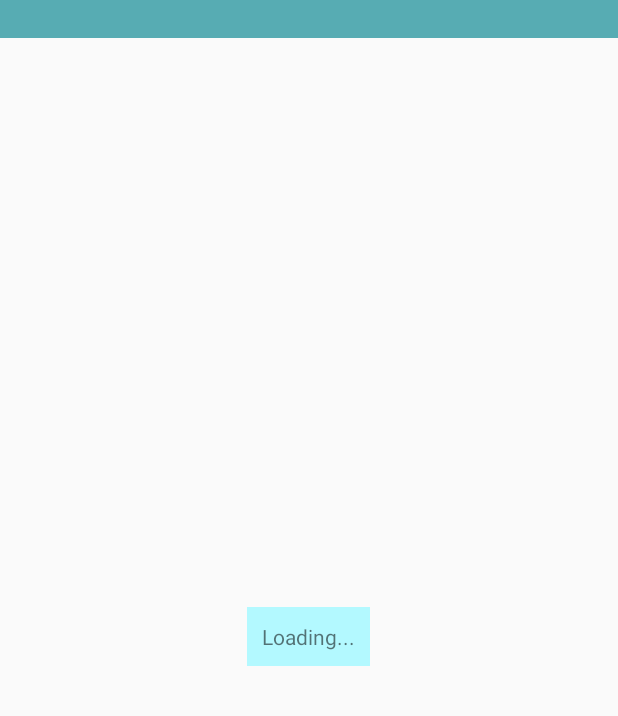
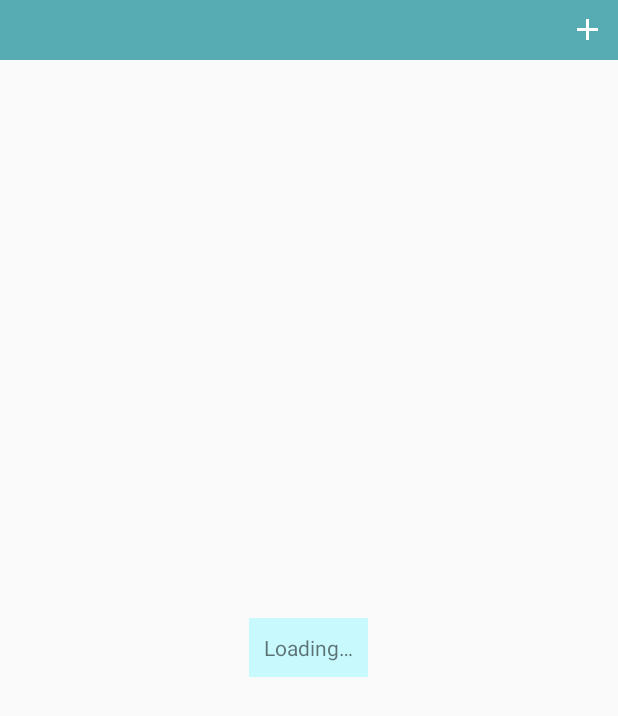
Before and after one commit to Sammy-T/JotNotes, an Android app: the layout jot_notes_widget.xml on its own in the app's theme, with its tools: preview values and no code run, on a phone screen of 412 x 824 dp. Shown: the top 716 px of the screen. Run offline under Robolectric (Android 15) with nearby library versions, the phone set to English and light mode, and no system bars.

Commit message:
Added Widget Preview & Update widgets on delete
Added a Widget Preview image. Widgets update their data when a note is deleted. Switched to transparent hex colors instead of using alpha attribute.

```diff
--- a/app/src/main/AndroidManifest.xml
+++ b/app/src/main/AndroidManifest.xml
@@ -10,12 +10,12 @@
         android:supportsRtl="true"
         android:theme="@style/AppTheme">
         <service
-            android:name=".JotNotesWidgetService"
+            android:name=".widget.JotNotesWidgetService"
             android:permission="android.permission.BIND_REMOTEVIEWS"
             android:enabled="true"
             android:exported="false" />
 
-        <receiver android:name=".JotNotesWidget">
+        <receiver android:name=".widget.JotNotesWidget">
             <intent-filter>
                 <action android:name="android.appwidget.action.APPWIDGET_UPDATE" />
             </intent-filter>
--- a/app/src/main/java/sammyt/jotnotes/JotNotesWidgetService.java
+++ b/app/src/main/java/sammyt/jotnotes/widget/JotNotesWidgetService.java
@@ -1,4 +1,4 @@
-package sammyt.jotnotes;
+package sammyt.jotnotes.widget;
 
 import android.content.Context;
 import android.content.Intent;
@@ -18,6 +18,7 @@ import com.google.firebase.firestore.QuerySnapshot;
 import java.util.ArrayList;
 import java.util.concurrent.ExecutionException;
 
+import sammyt.jotnotes.R;
 import sammyt.jotnotes.data.NoteAdapter;
 
 public class JotNotesWidgetService extends RemoteViewsService {
--- a/app/src/main/res/layout/jot_notes_widget.xml
+++ b/app/src/main/res/layout/jot_notes_widget.xml
@@ -7,18 +7,17 @@
 
     <RelativeLayout
         android:layout_width="match_parent"
-        android:layout_height="25dp"
-        android:alpha="0.65"
-        android:background="@color/colorPrimary">
-        <!-- TODO: Clean up -->
-        <!--<ImageButton-->
-            <!--android:id="@+id/widget_refresh"-->
-            <!--android:layout_width="wrap_content"-->
-            <!--android:layout_height="wrap_content"-->
-            <!--android:layout_alignParentRight="true"-->
-            <!--android:layout_alignParentEnd="true"-->
-            <!--style="@style/Widget.AppCompat.Button.Borderless"-->
-            <!--android:src="@drawable/ic_content_save_white_24dp" />-->
+        android:layout_height="wrap_content"
+        android:background="@color/colorPrimaryTrans">
+        <ImageButton
+            android:id="@+id/widget_add_note"
+            android:layout_width="40dp"
+            android:layout_height="40dp"
+            android:layout_alignParentRight="true"
+            android:layout_alignParentEnd="true"
+            android:contentDescription="@string/add_note"
+            style="@style/Widget.AppCompat.Button.Borderless"
+            android:src="@drawable/ic_plus_white_24dp" />
     </RelativeLayout>
 
     <FrameLayout
@@ -35,8 +34,8 @@
             android:layout_height="wrap_content"
             android:layout_gravity="center"
             android:padding="10dp"
-            android:background="@color/colorPrimaryLt2"
-            android:text="Loading..."/>
+            android:background="@color/colorPrimaryLt2Trans"
+            android:text="@string/loading"/>
     </FrameLayout>
 
 </LinearLayout>
--- a/app/src/main/res/layout/widget_item.xml
+++ b/app/src/main/res/layout/widget_item.xml
@@ -5,15 +5,13 @@
     android:layout_height="wrap_content"
     android:padding="12dp"
     android:layout_margin="3dp"
-    android:alpha="0.65"
-    android:background="@color/colorPrimaryLt2">
+    android:background="@color/colorPrimaryLt2Trans">
 
     <TextView
         android:id="@+id/widget_item_text"
         android:layout_width="match_parent"
         android:layout_height="wrap_content"
-        android:textColor="#000000"
-        android:alpha="0.75"
+        android:textColor="#E6000000"
         android:text="some text"
         style="@style/note_item" />
 </FrameLayout>
--- a/app/src/main/res/values/colors.xml
+++ b/app/src/main/res/values/colors.xml
@@ -5,4 +5,7 @@
     <color name="colorPrimaryLt">#4fb3bf</color>
     <color name="colorPrimaryLt2">#b3f9ff</color>
     <color name="colorAccent">#880e4f</color>
+
+    <color name="colorPrimaryTrans">#A600838e</color>
+    <color name="colorPrimaryLt2Trans">#B3b3f9ff</color>
 </resources>
--- a/app/src/main/res/values/strings.xml
+++ b/app/src/main/res/values/strings.xml
@@ -5,6 +5,10 @@
     <string name="delete">Delete</string>
     <string name="settings">Settings</string>
     <string name="sign_out">Sign Out</string>
+
+    <string name="add_note">Add Note</string>
+    <string name="loading">Loading&#8230;</string>
+
     <string name="appwidget_text">EXAMPLE</string>
     <string name="add_widget">Add widget</string>
 </resources>
--- a/app/src/main/res/xml/jot_notes_widget_info.xml
+++ b/app/src/main/res/xml/jot_notes_widget_info.xml
@@ -4,7 +4,7 @@
     android:initialLayout="@layout/jot_notes_widget"
     android:minWidth="180dp"
     android:minHeight="110dp"
-    android:previewImage="@drawable/example_appwidget_preview"
+    android:previewImage="@drawable/jot_notes_ori_portrait"
     android:resizeMode="horizontal|vertical"
     android:updatePeriodMillis="86400000"
-    android:widgetCategory="home_screen"></appwidget-provider>
+    android:widgetCategory="home_screen" />
```
Also changed, not shown: app/src/main/java/sammyt/jotnotes/EditActivity.java (+10 -8 lines), app/src/main/java/sammyt/jotnotes/widget/JotNotesWidget.java (renamed from app/src/main/java/sammyt/jotnotes/JotNotesWidget.java, +6 -14 lines), app/src/main/res/drawable/jot_notes_ori_portrait.png (added).
